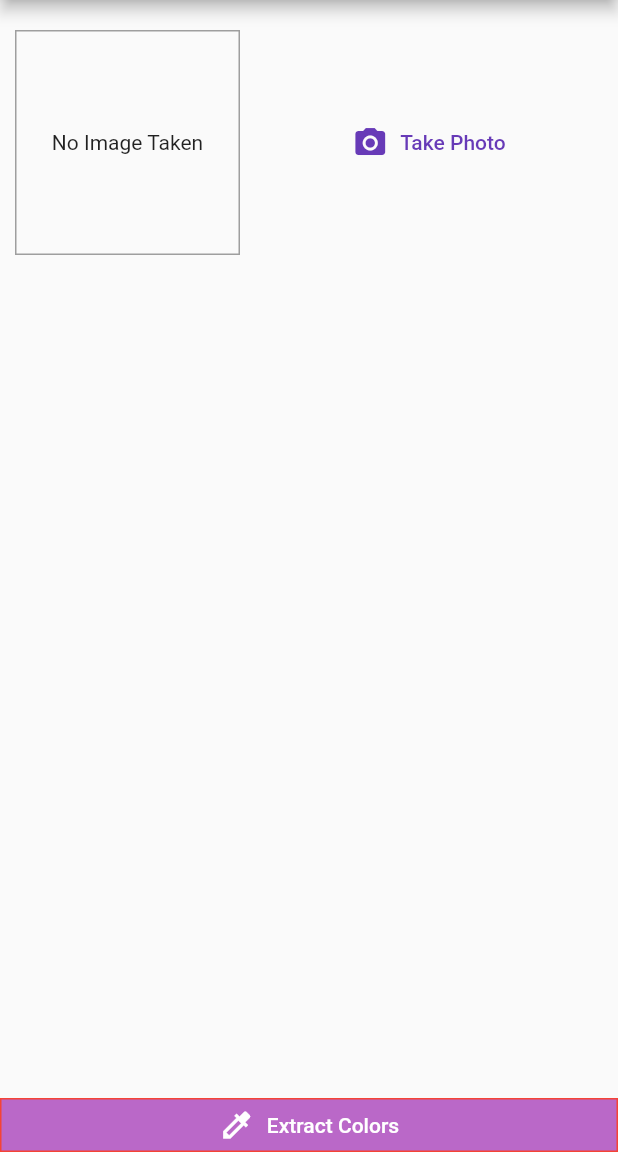
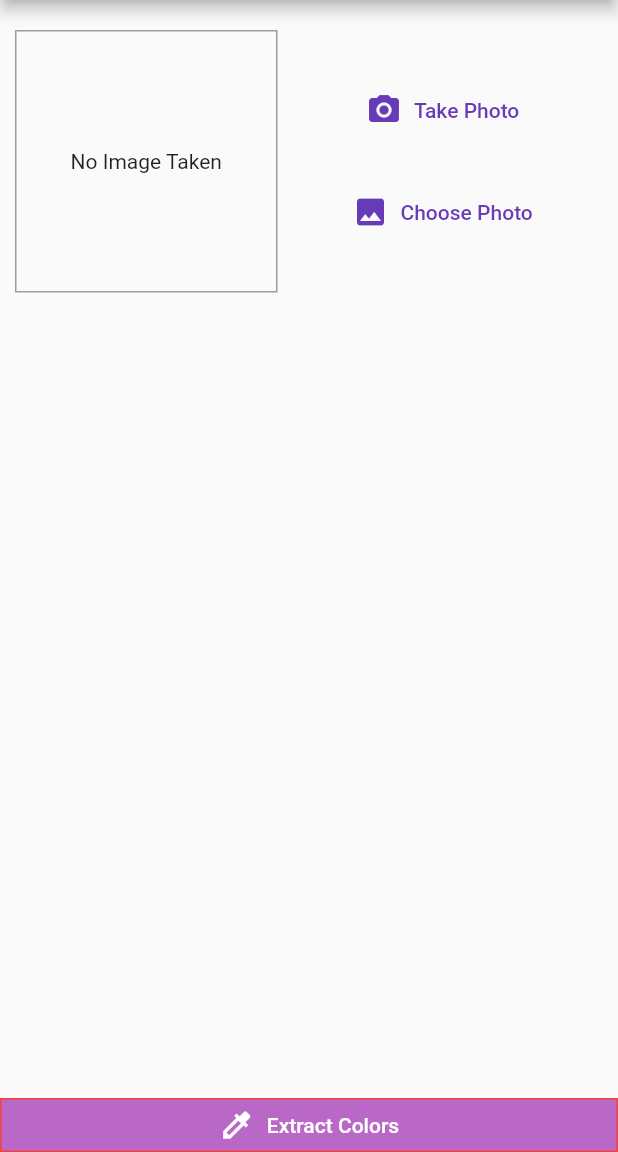
Before and after one commit to LRS4/colorextractor, a Flutter app: the screen it shows after launch, after a tap on "Take Photo", on a phone screen of 412 x 824 dp, the part 84-1236 px from its top. Run offline on Flutter 3.47's test engine with Material 2 defaults, Android fonts, the phone set to English and light mode, and no system bars; our stand-ins replace image_picker.

Commit message:
Add ability to select image from gallery

```diff
--- a/lib/widgets/image_input.dart
+++ b/lib/widgets/image_input.dart
@@ -9,18 +9,27 @@ class ImageInput extends StatefulWidget {
 
 class _ImageInputState extends State<ImageInput> {
   late File _storedImage;
+  late String _storedImagePath; // this needs to be used by parent widget
   bool _storedImageInitialised = false;
 
-  Future<void>_takePicture() async {
+  Future<bool> _getPictureFrom(source) async {
     final ImagePicker _picker = ImagePicker();
     final XFile? _imageFile = await _picker.pickImage(
-      source: ImageSource.camera,
+      source: source == "camera"
+        ? ImageSource.camera
+        : ImageSource.gallery,
       maxWidth: 600
     );
+
     setState(() {
-      _storedImage = File(_imageFile!.path);
-      _storedImageInitialised = true;
+      if (_imageFile != null) {
+        _storedImage = File(_imageFile.path);
+        _storedImagePath = _imageFile.path;
+        _storedImageInitialised = true;
+      }
     });
+
+    return true;
   }
 
   @override
@@ -28,8 +37,8 @@ class _ImageInputState extends State<ImageInput> {
     return Row(
       children: <Widget>[
         Container(
-          width: 150,
-          height: 150,
+          width: 175,
+          height: 175,
           decoration: BoxDecoration(
             border: Border.all(width: 1, color: Colors.grey)
           ),
@@ -46,12 +55,37 @@ class _ImageInputState extends State<ImageInput> {
           alignment: Alignment.center,
         ),
         SizedBox(width: 10),
-        Expanded(
-          child: TextButton.icon(
-            icon: Icon(Icons.camera_alt),
-            label: Text("Take Photo"),
-            onPressed: _takePicture
-          )
+        Column(
+          crossAxisAlignment: CrossAxisAlignment.center,
+          mainAxisSize: MainAxisSize.max,
+          mainAxisAlignment: MainAxisAlignment.end,
+          children: <Widget>[
+            TextButton.icon(
+              icon: Icon(Icons.camera_alt),
+              label: Text("Take Photo"),
+              onPressed: () => {
+                _getPictureFrom("camera")
+              },
+              style: ButtonStyle(
+                padding: MaterialStateProperty.all<EdgeInsetsGeometry>(
+                  EdgeInsets.only(left: 40, right: 40)
+                )
+              )
+            ),
+            SizedBox(height: 20.0),
+            TextButton.icon(
+              icon: Icon(Icons.image),
+              label: Text("Choose Photo"),
+              onPressed: () => {
+                _getPictureFrom("gallery")
+              },
+              style: ButtonStyle(
+                padding: MaterialStateProperty.all<EdgeInsetsGeometry>(
+                  EdgeInsets.only(left: 40, right: 40)
+                )
+              )
+            )
+          ]
         )
       ],
     );
```
